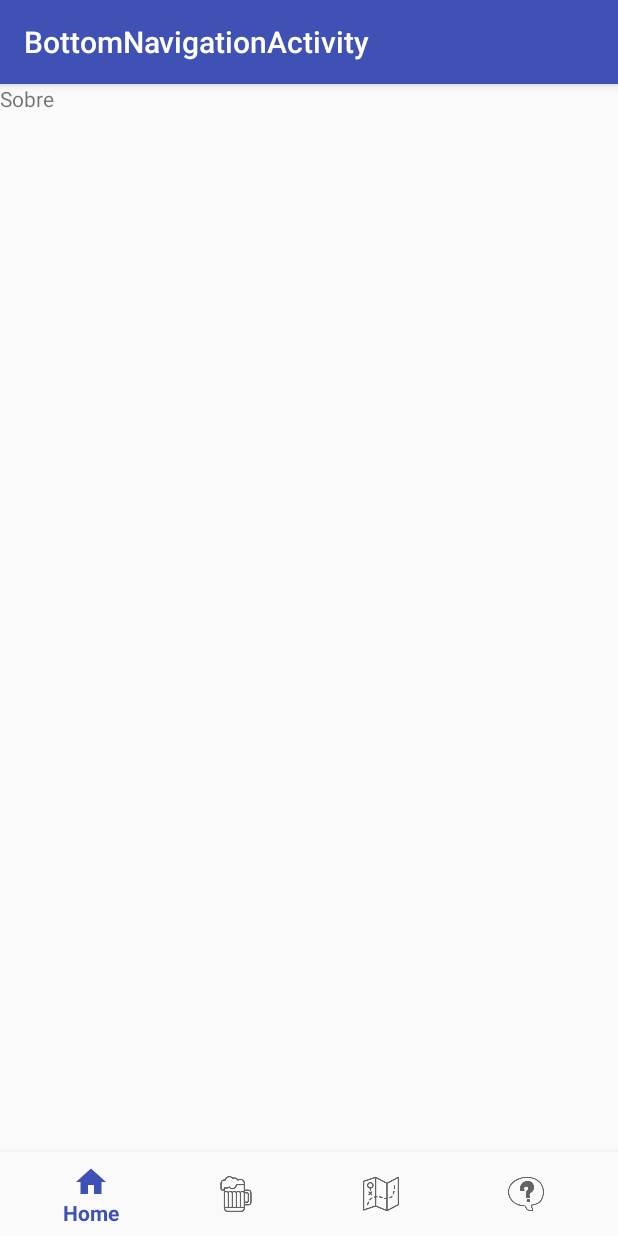
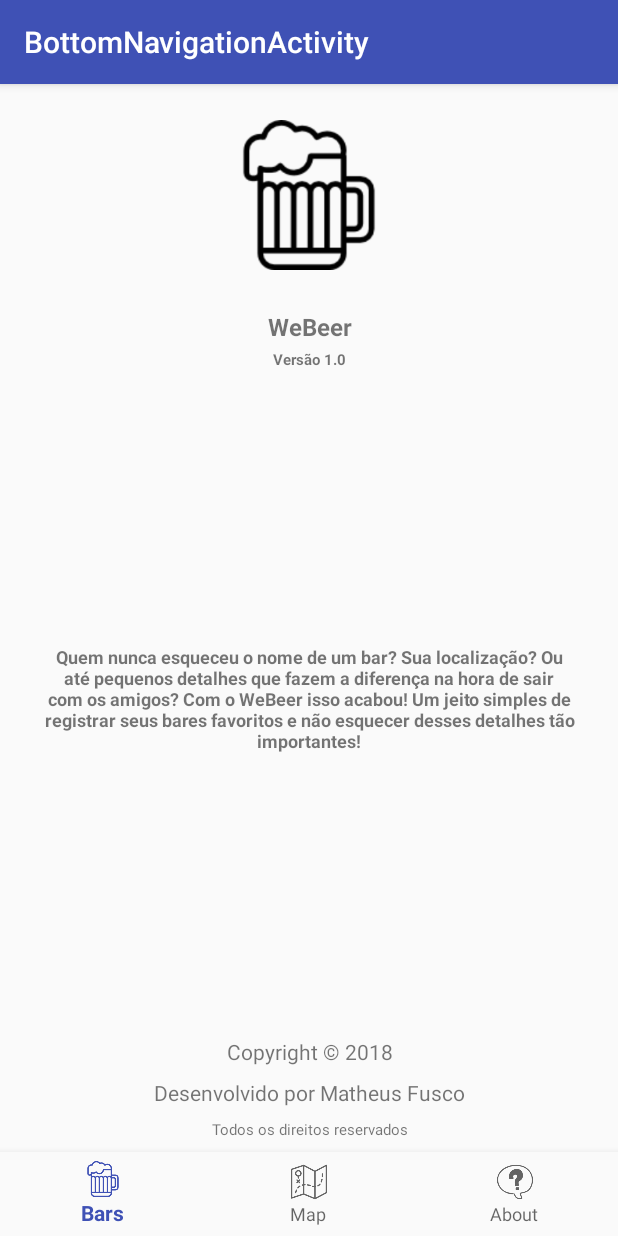
Before and after one commit to matheusfusco/iBeerApp, an Android app: the fragment SobreFragment placed in its activity, on a phone screen of 412 x 824 dp. Run offline under Robolectric (Android 15) with nearby library versions, the phone set to English and light mode, and no system bars; our stand-ins replace Room's generated code.

Commit message:
Tela sobre, remoção da tela home.

```diff
--- a/app/src/main/java/com/fiap/matheusfusco/matheusfusco/base/BottomNavigationActivity.kt
+++ b/app/src/main/java/com/fiap/matheusfusco/matheusfusco/base/BottomNavigationActivity.kt
@@ -18,11 +18,11 @@ class BottomNavigationActivity : AppCompatActivity() {
     private val mOnNavigationItemSelectedListener = OnNavigationItemSelectedListener { item ->
 
         when (item.itemId) {
-            R.id.navigation_home -> {
-                fragmento = HomeFragment()
-                trocaFragmento(fragmento)
-                return@OnNavigationItemSelectedListener true
-            }
+//            R.id.navigation_home -> {
+//                fragmento = HomeFragment()
+//                trocaFragmento(fragmento)
+//                return@OnNavigationItemSelectedListener true
+//            }
             R.id.navigation_bares -> {
                 fragmento = ListaBarFragment()
                 trocaFragmento(fragmento)
@@ -48,7 +48,8 @@ class BottomNavigationActivity : AppCompatActivity() {
 
         navigation.setOnNavigationItemSelectedListener(mOnNavigationItemSelectedListener)
 
-        fragmento = HomeFragment()
+//        fragmento = HomeFragment()
+        fragmento = ListaBarFragment()
         trocaFragmento(fragmento)
     }
     private fun trocaFragmento(fragmento: Fragment) {
--- a/app/src/main/res/layout/fragment_sobre.xml
+++ b/app/src/main/res/layout/fragment_sobre.xml
@@ -1,14 +1,127 @@
 <?xml version="1.0" encoding="utf-8"?>
-<FrameLayout xmlns:android="http://schemas.android.com/apk/res/android"
+<android.support.constraint.ConstraintLayout xmlns:android="http://schemas.android.com/apk/res/android"
+    xmlns:app="http://schemas.android.com/apk/res-auto"
     xmlns:tools="http://schemas.android.com/tools"
     android:layout_width="match_parent"
     android:layout_height="match_parent"
     tools:context=".sobre.SobreFragment">
 
-    <!-- TODO: Update blank fragment layout -->
+    <ImageView
+        android:id="@+id/img_logo"
+        android:layout_width="100dp"
+        android:layout_height="100dp"
+        android:layout_marginEnd="8dp"
+        android:layout_marginLeft="8dp"
+        android:layout_marginRight="8dp"
+        android:layout_marginStart="8dp"
+        android:layout_marginTop="24dp"
+        android:src="@drawable/ic_beer"
+        app:layout_constraintEnd_toEndOf="parent"
+        app:layout_constraintStart_toStartOf="parent"
+        app:layout_constraintTop_toTopOf="parent" />
+
     <TextView
-        android:layout_width="match_parent"
-        android:layout_height="match_parent"
-        android:text="Sobre" />
+        android:id="@+id/app_name"
+        android:layout_width="0dp"
+        android:layout_height="28dp"
+        android:layout_marginEnd="24dp"
+        android:layout_marginLeft="24dp"
+        android:layout_marginRight="24dp"
+        android:layout_marginStart="24dp"
+        android:layout_marginTop="24dp"
+        android:gravity="center"
+        android:text="WeBeer"
+        android:textSize="16sp"
+        android:textStyle="bold"
+        app:layout_constraintEnd_toEndOf="parent"
+        app:layout_constraintHorizontal_bias="1.0"
+        app:layout_constraintStart_toStartOf="parent"
+        app:layout_constraintTop_toBottomOf="@+id/img_logo" />
 
-</FrameLayout>
+    <TextView
+    android:id="@+id/tv_current_version"
+    android:layout_width="0dp"
+    android:layout_height="15dp"
+    android:layout_marginEnd="24dp"
+    android:layout_marginLeft="24dp"
+    android:layout_marginRight="24dp"
+    android:layout_marginStart="24dp"
+    android:layout_marginTop="0dp"
+    android:gravity="center"
+    android:text="Versão 1.0"
+    android:textSize="10sp"
+    android:textStyle="bold"
+    app:layout_constraintEnd_toEndOf="parent"
+    app:layout_constraintHorizontal_bias="1.0"
+    app:layout_constraintStart_toStartOf="parent"
+    app:layout_constraintTop_toBottomOf="@+id/app_name" />
+
+    <TextView
+        android:id="@+id/tv_small_descr"
+        android:layout_width="0dp"
+        android:layout_height="wrap_content"
+        android:layout_marginBottom="8dp"
+        android:layout_marginEnd="24dp"
+        android:layout_marginLeft="24dp"
+        android:layout_marginRight="24dp"
+        android:layout_marginStart="24dp"
+        android:gravity="center"
+        android:text="Quem nunca esqueceu o nome de um bar? Sua localização? Ou até pequenos detalhes que fazem a diferença na hora de sair com os amigos? Com o WeBeer isso acabou! Um jeito simples de registrar seus bares favoritos e não esquecer desses detalhes tão importantes!"
+        android:textSize="12sp"
+        android:textStyle="bold"
+        app:layout_constraintBottom_toTopOf="@+id/tv_copyright"
+        app:layout_constraintEnd_toEndOf="parent"
+        app:layout_constraintHorizontal_bias="1.0"
+        app:layout_constraintStart_toStartOf="parent"
+        app:layout_constraintTop_toBottomOf="@+id/tv_current_version" />
+
+    <TextView
+        android:id="@+id/tv_copyright"
+        android:layout_width="0dp"
+        android:layout_height="wrap_content"
+        android:layout_marginBottom="8dp"
+        android:layout_marginEnd="24dp"
+        android:layout_marginLeft="24dp"
+        android:layout_marginRight="24dp"
+        android:layout_marginStart="24dp"
+        android:gravity="center"
+        android:text="Copyright © 2018"
+        app:layout_constraintBottom_toTopOf="@+id/tv_developed_by"
+        app:layout_constraintEnd_toEndOf="parent"
+        app:layout_constraintHorizontal_bias="0.0"
+        app:layout_constraintStart_toStartOf="parent" />
+
+    <TextView
+        android:id="@+id/tv_developed_by"
+        android:layout_width="0dp"
+        android:layout_height="wrap_content"
+        android:layout_marginBottom="8dp"
+        android:layout_marginEnd="24dp"
+        android:layout_marginLeft="24dp"
+        android:layout_marginRight="24dp"
+        android:layout_marginStart="24dp"
+        android:gravity="center"
+        android:text="Desenvolvido por Matheus Fusco"
+        app:layout_constraintBottom_toTopOf="@+id/tv_all_rights_reserved"
+        app:layout_constraintEnd_toEndOf="parent"
+        app:layout_constraintHorizontal_bias="0.0"
+        app:layout_constraintStart_toStartOf="parent" />
+
+    <TextView
+        android:id="@+id/tv_all_rights_reserved"
+        android:layout_width="0dp"
+        android:layout_height="wrap_content"
+        android:layout_marginBottom="8dp"
+        android:layout_marginEnd="24dp"
+        android:layout_marginLeft="24dp"
+        android:layout_marginRight="24dp"
+        android:layout_marginStart="24dp"
+        android:gravity="center"
+        android:text="Todos os direitos reservados"
+        android:textSize="10sp"
+        app:layout_constraintBottom_toBottomOf="parent"
+        app:layout_constraintEnd_toEndOf="parent"
+        app:layout_constraintHorizontal_bias="0.0"
+        app:layout_constraintStart_toStartOf="parent" />
+
+</android.support.constraint.ConstraintLayout>
--- a/app/src/main/res/menu/navigation.xml
+++ b/app/src/main/res/menu/navigation.xml
@@ -1,10 +1,10 @@
 <?xml version="1.0" encoding="utf-8"?>
 <menu xmlns:android="http://schemas.android.com/apk/res/android">
 
-    <item
-        android:id="@+id/navigation_home"
-        android:icon="@drawable/ic_home_black_24dp"
-        android:title="@string/bna_title_home" />
+    <!--<item-->
+        <!--android:id="@+id/navigation_home"-->
+        <!--android:icon="@drawable/ic_home_black_24dp"-->
+        <!--android:title="@string/bna_title_home" />-->
 
     <item
         android:id="@+id/navigation_bares"
```
